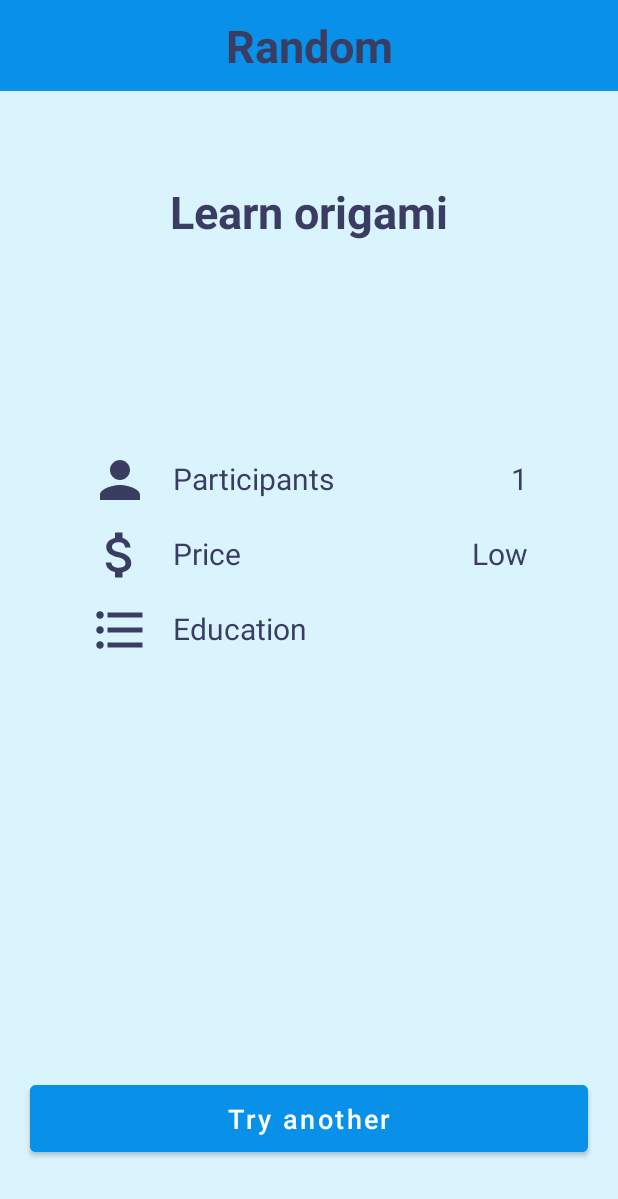
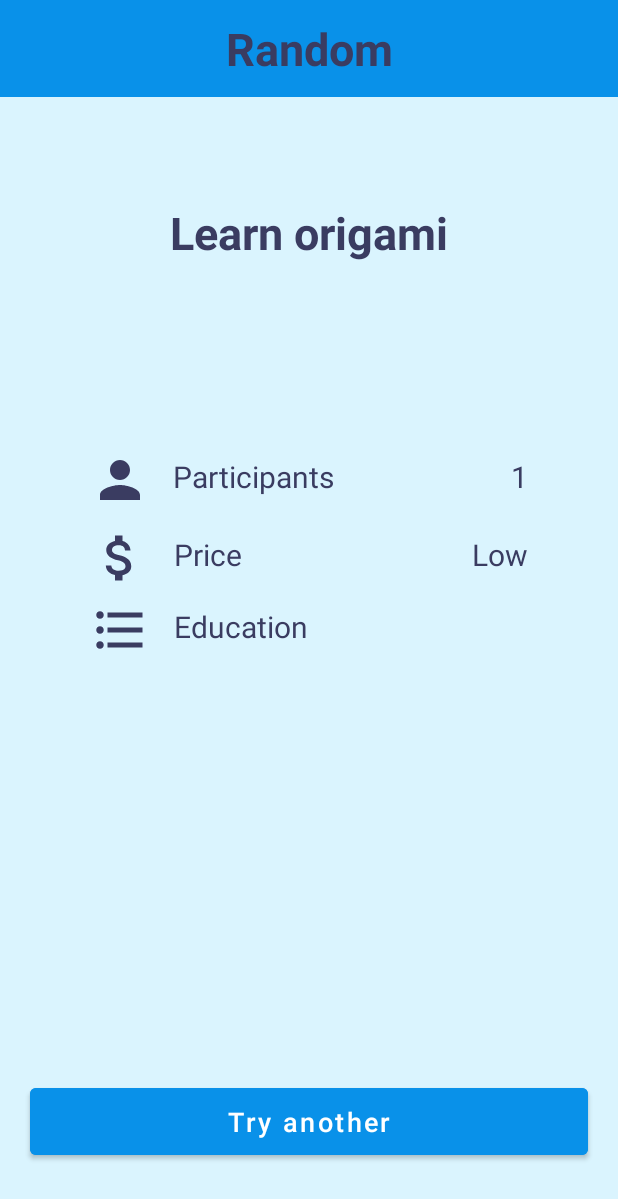
Before and after one commit to Carol-Rodrigues/NotBored, an Android app: the ActivitiesActivity screen opened directly, with no data from a screen before it, after a tap on an icon or button, on a phone screen of 412 x 824 dp. Shown: the top 1199 px of the screen. Run offline under Robolectric (Android 15) with nearby library versions, the phone set to English and light mode, and no system bars.

Commit message:
adding const val

```diff
--- a/app/src/main/java/com/example/notbored_carol/adapter/ActivitiesAdapter.kt
+++ b/app/src/main/java/com/example/notbored_carol/adapter/ActivitiesAdapter.kt
@@ -9,11 +9,13 @@ import android.widget.TextView
 import androidx.recyclerview.widget.RecyclerView
 import com.example.notbored_carol.R
 import com.example.notbored_carol.data.ActivitiesModel
+import com.example.notbored_carol.infra.ProjectConstants
 import com.example.notbored_carol.infra.SecPreferences
 import com.example.notbored_carol.infra.SecurityPreferences
 import com.example.notbored_carol.presentation.SuggestionActivity
 
-// O ViewHolder tbm é uma classe abstrata e por isso precisamos criá-la.
+// O ViewHolder tbm é uma classe abstrata e por isso precisamos criá-la a parte (pois não pode ser
+// instanciada)
 // É a VH que tem a referência para os elementos de interface
 class ActivitiesAdapter(private val actList: List<ActivitiesModel>):
   RecyclerView.Adapter<ActivitiesAdapter.ActivitiesViewHolder>() {
@@ -43,7 +45,7 @@ class ActivitiesAdapter(private val actList: List<ActivitiesModel>):
                 SecPreferences().storeCategory(intent, "CATEGORY", catTitle)
                 //SecurityPreferences(intent).storeCategory("CATEGORY", catTitle)
             } else {
-                SecPreferences().storeCategory(intent, "CATEGORY", "Random")
+                SecPreferences().storeCategory(intent, "CATEGORY", ProjectConstants.CATEGORY.RANDOM)
                 //SecurityPreferences(context).storeCategory("CATEGORY", "Random")
             }
             //intent.putExtra("Category Title", catTitle)
--- a/app/src/main/java/com/example/notbored_carol/presentation/SuggestionActivity.kt
+++ b/app/src/main/java/com/example/notbored_carol/presentation/SuggestionActivity.kt
@@ -7,6 +7,7 @@ import android.view.View
 import com.example.notbored_carol.R
 import com.example.notbored_carol.data.Category
 import com.example.notbored_carol.databinding.ActivitySuggestionBinding
+import com.example.notbored_carol.infra.ProjectConstants
 import com.example.notbored_carol.infra.SecPreferences
 import com.example.notbored_carol.infra.SecurityPreferences
 import kotlin.random.Random
@@ -71,10 +72,10 @@ class SuggestionActivity : AppCompatActivity(), View.OnClickListener {
         binding.twListTitle.text = filteredList[indexAllList].title
 
         when (actionsList[indexActions].price) {
-            0.0 -> binding.twPriceType.text = "Free"
-            in 0.1..0.3 -> binding.twPriceType.text = "Low"
-            in 0.4..0.6 -> binding.twPriceType.text = "Medium"
-            in 0.7..1.0 -> binding.twPriceType.text = "High"
+            0.0 -> binding.twPriceType.text = ProjectConstants.PRICERANGE.FREE
+            in 0.1..0.3 -> binding.twPriceType.text = ProjectConstants.PRICERANGE.LOW
+            in 0.4..0.6 -> binding.twPriceType.text = ProjectConstants.PRICERANGE.MEDIUM
+            in 0.7..1.0 -> binding.twPriceType.text = ProjectConstants.PRICERANGE.HIGH
         }
     }
 }
--- a/app/src/main/res/layout/activity_suggestion.xml
+++ b/app/src/main/res/layout/activity_suggestion.xml
@@ -9,13 +9,13 @@
 
     <TextView
         android:id="@+id/tw_cat_title"
-        android:layout_width="match_parent"
+        android:layout_width="0dp"
         android:layout_height="wrap_content"
         android:background="@color/blue"
         android:textColor="@color/dark_blue"
         android:textSize="30sp"
         android:textStyle="bold"
-        android:padding="10dp"
+        android:padding="12dp"
         android:gravity="center_horizontal"
         app:layout_constraintEnd_toEndOf="parent"
         app:layout_constraintStart_toStartOf="parent"
@@ -30,7 +30,7 @@
         android:textStyle="bold"
         android:padding="10dp"
         android:gravity="center_horizontal"
-        android:layout_marginTop="50dp"
+        android:layout_marginTop="60dp"
         app:layout_constraintTop_toBottomOf="@id/tw_cat_title"
         app:layout_constraintEnd_toEndOf="parent"
         app:layout_constraintStart_toStartOf="parent"
@@ -57,7 +57,7 @@
         android:textSize="20sp"
         app:layout_constraintStart_toEndOf="@id/iw_person"
         app:layout_constraintTop_toTopOf="parent"
-        android:layout_marginTop="305dp"
+        android:layout_marginTop="304dp"
         android:layout_marginStart="15dp"
         />
 
@@ -69,7 +69,7 @@
         android:textSize="20sp"
         app:layout_constraintEnd_toEndOf="parent"
         app:layout_constraintTop_toTopOf="parent"
-        android:layout_marginTop="305dp"
+        android:layout_marginTop="304dp"
         android:layout_marginEnd="60dp"
         />
 
@@ -81,7 +81,7 @@
         app:layout_constraintTop_toTopOf="parent"
         app:layout_constraintStart_toStartOf="parent"
         android:layout_marginStart="60dp"
-        android:layout_marginTop="350dp"
+        android:layout_marginTop="352dp"
         app:tint="@color/dark_blue"
         />
 
@@ -94,8 +94,8 @@
         android:textSize="20sp"
         app:layout_constraintStart_toEndOf="@id/iw_price"
         app:layout_constraintTop_toTopOf="parent"
-        android:layout_marginTop="355dp"
-        android:layout_marginStart="15dp"
+        android:layout_marginTop="356dp"
+        android:layout_marginStart="16dp"
         />
 
     <TextView
@@ -106,7 +106,7 @@
         android:textColor="@color/dark_blue"
         app:layout_constraintEnd_toEndOf="parent"
         app:layout_constraintTop_toTopOf="parent"
-        android:layout_marginTop="355dp"
+        android:layout_marginTop="356dp"
         android:layout_marginEnd="60dp"
         />
 
@@ -130,22 +130,23 @@
         android:textColor="@color/dark_blue"
         app:layout_constraintStart_toEndOf="@id/iw_list"
         app:layout_constraintTop_toTopOf="parent"
-        android:layout_marginTop="405dp"
-        android:layout_marginStart="15dp"
+        android:layout_marginTop="404dp"
+        android:layout_marginStart="16dp"
         />
 
     <Button
         android:id="@+id/bt_try"
-        android:layout_width="match_parent"
+        android:layout_width="0dp"
         android:layout_height="wrap_content"
         android:layout_marginHorizontal="20dp"
+        android:layout_marginBottom="48dp"
         android:backgroundTint="@color/blue"
         android:paddingVertical="10dp"
         android:text="@string/try_another"
+        android:textAllCaps="false"
         android:textSize="18sp"
-        android:textAllCaps="false"
         app:layout_constraintBottom_toBottomOf="parent"
-        android:layout_marginBottom="50dp"
-        />
+        app:layout_constraintEnd_toEndOf="parent"
+        app:layout_constraintStart_toStartOf="parent" />
 
 </androidx.constraintlayout.widget.ConstraintLayout>
--- a/app/src/main/res/values/themes.xml
+++ b/app/src/main/res/values/themes.xml
@@ -3,7 +3,7 @@
     <style name="Theme.NotBored_Carol" parent="Theme.MaterialComponents.DayNight.DarkActionBar">
         <!-- Primary brand color. -->
         <item name="colorPrimary">@color/purple_500</item>
-        <item name="colorPrimaryVariant">@color/dark_blue</item>
+        <item name="colorPrimaryVariant">@color/blue</item>
         <item name="colorOnPrimary">@color/white</item>
         <!-- Secondary brand color. -->
         <item name="colorSecondary">@color/teal_200</item>
```
Also changed, not shown: app/src/main/java/com/example/notbored_carol/infra/ProjectConstants.kt (added, +17 -0 lines), app/src/main/res/layout/activity_activities.xml (+5 -5 lines), app/src/main/res/layout/activity_main.xml (+15 -13 lines).
